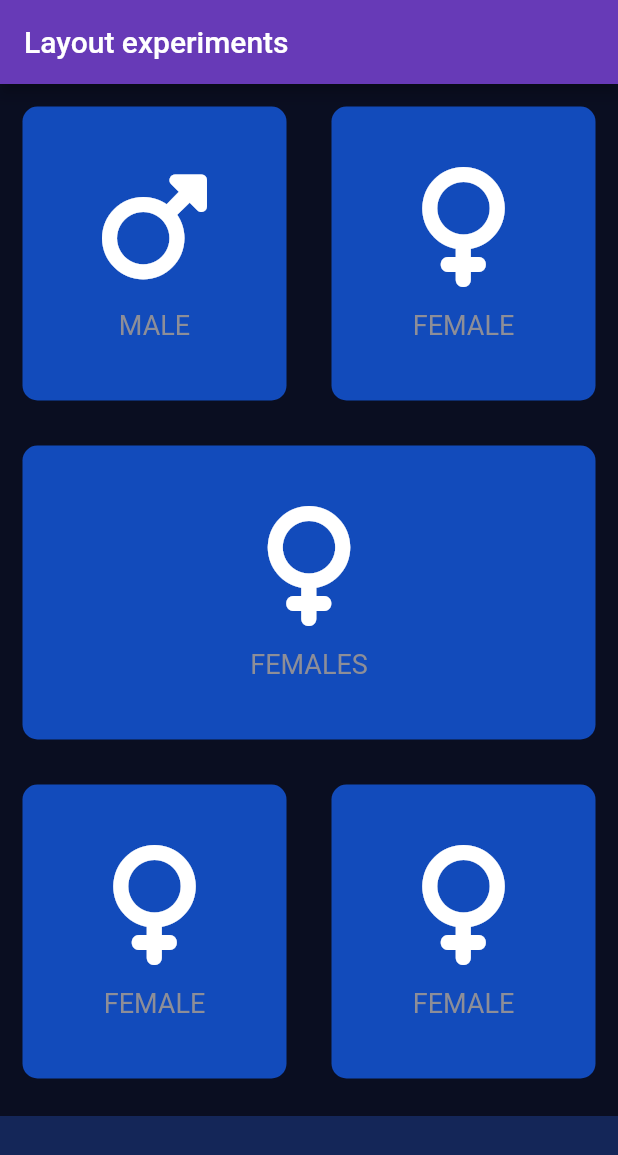
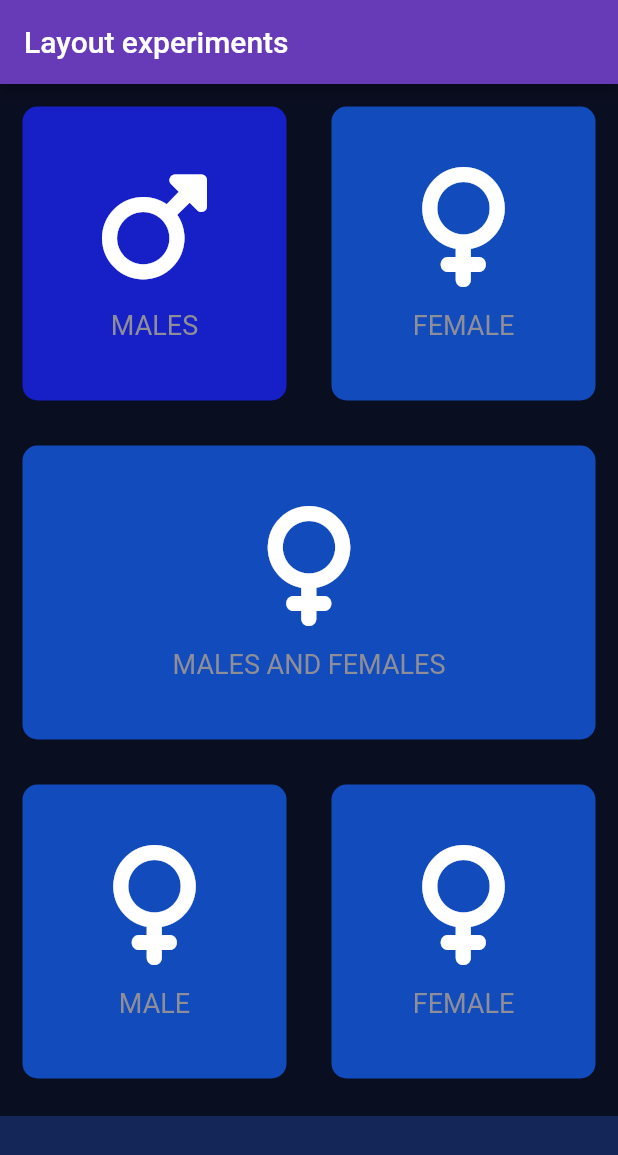
Before and after one commit to Stevecmd/bmi_calculator, a Flutter app: the screen it shows after launch, on a phone screen of 412 x 824 dp. Shown: the top 1155 px of the screen. Run offline on Flutter 3.47's test engine with Material 2 defaults, Android fonts, the phone set to English and light mode, and no system bars; our stand-ins replace font_awesome_flutter.

Commit message:
Lesson 86: The Gesture Detector Widget. Currently not working as it cannot find my method updateColour(), will have to find a fix.

```diff
--- a/lib/input_page.dart
+++ b/lib/input_page.dart
@@ -6,8 +6,35 @@ import 'reusable_card.dart';
 const bottomContainerHeight = 80.0;
 const bottomContainerColour = Color(0x3F316EFF);
 const activeCardColour = Color(0xEB1350C8);
+const inactiveCardColour = Color(0xEB1820D5);
 
 class InputPage extends StatefulWidget {
+  Color maleCardColor = inactiveCardColour;
+  Color femaleCardColor = inactiveCardColour;
+
+  //1 is male and 2 is female
+  //void updateColour is a method
+  void updateColour(int gender) {
+    //male card pressed
+    if (gender == 1) {
+      if (maleCardColor == inactiveCardColour) {
+        maleCardColor == activeCardColour;
+        femaleCardColor == inactiveCardColour;
+      } else {
+        maleCardColor == inactiveCardColour;
+      }
+    }
+    //female card pressed
+    if (gender == 2){
+      if (femaleCardColor == inactiveCardColour) {
+        femaleCardColor == activeCardColour;
+        maleCardColor == inactiveCardColour;
+      } else {
+        femaleCardColor == inactiveCardColour;
+      }
+    }
+  }
+
   @override
   _InputPageState createState() => _InputPageState();
 }
@@ -27,37 +54,32 @@ class _InputPageState extends State<InputPage> {
                 Expanded(
                   child: GestureDetector(
                     onTap: () {
-                    print('The Male card was pressed.');
+                      setState(() {
+                        updateColour(1);
+                      });
                     },
                     child: ReusableCard(
-                    colour: activeCardColour,
+                      colour: inactiveCardColour,
                       cardChild: IconContent(
                         icon: FontAwesomeIcons.mars,
-                      label: 'MALE',
+                        label: 'MALES',
                       ),
                     ),
                   ),
                 ),
                 Expanded(
+                  child: GestureDetector(
+                    onTap: (){
+                      setState(() {
+                        updateColour(2);
+                      });
+                    },
                     child: ReusableCard(
                       colour: activeCardColour,
                       cardChild: IconContent(
                         icon: FontAwesomeIcons.venus,
                         label: 'FEMALE',
                       ),
-                ),
-              ),
-            ],
-          )),
-          Expanded(
-            child: Row(
-              children: <Widget>[
-                Expanded(
-                  child: ReusableCard(
-                    colour: activeCardColour,
-                    cardChild: IconContent(
-                      icon: FontAwesomeIcons.venus,
-                      label: 'FEMALES',
                     ),
                   ),
                 ),
@@ -72,7 +94,22 @@ class _InputPageState extends State<InputPage> {
                     colour: activeCardColour,
                     cardChild: IconContent(
                       icon: FontAwesomeIcons.venus,
-                    label: 'FEMALE',
+                      label: 'MALES AND FEMALES',
+                    ),
+                  ),
+                ),
+              ],
+            ),
+          ),
+          Expanded(
+              child: Row(
+            children: <Widget>[
+              Expanded(
+                child: ReusableCard(
+                  colour: activeCardColour,
+                  cardChild: IconContent(
+                    icon: FontAwesomeIcons.venus,
+                    label: 'MALE',
                   ),
                 ),
               ),
```
Lines whose indentation alone changed are shown as unchanged.
